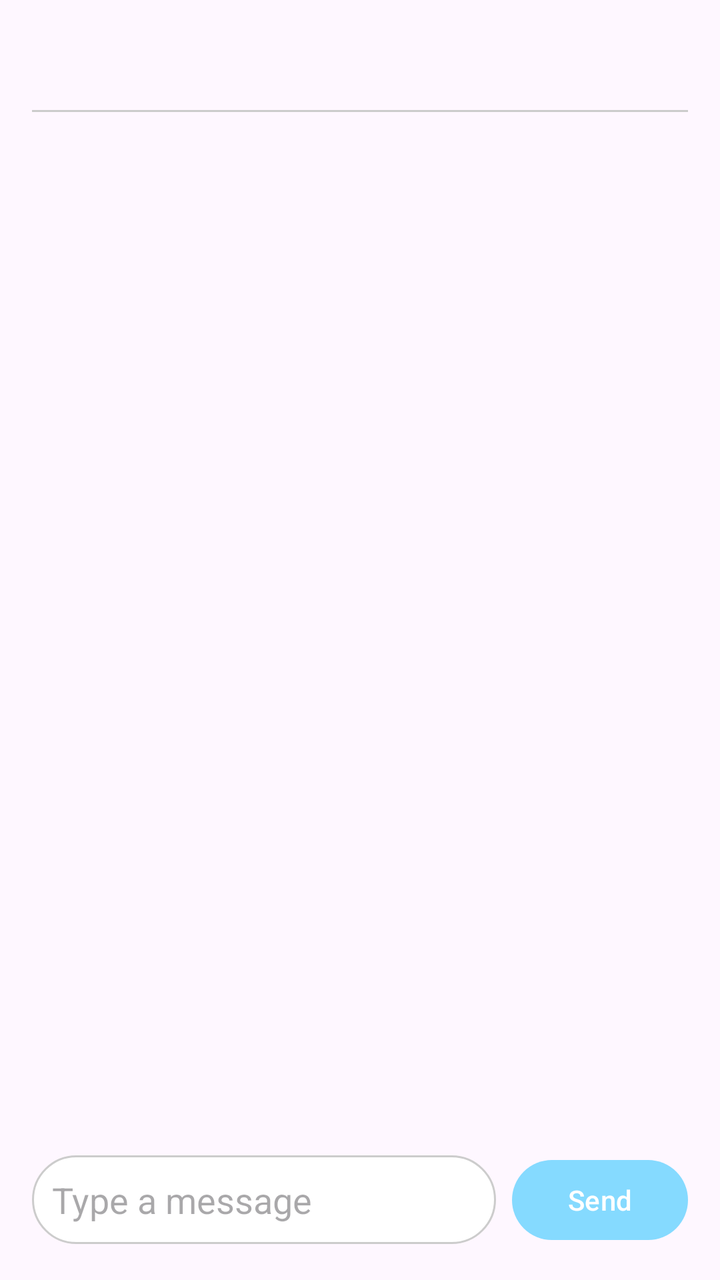
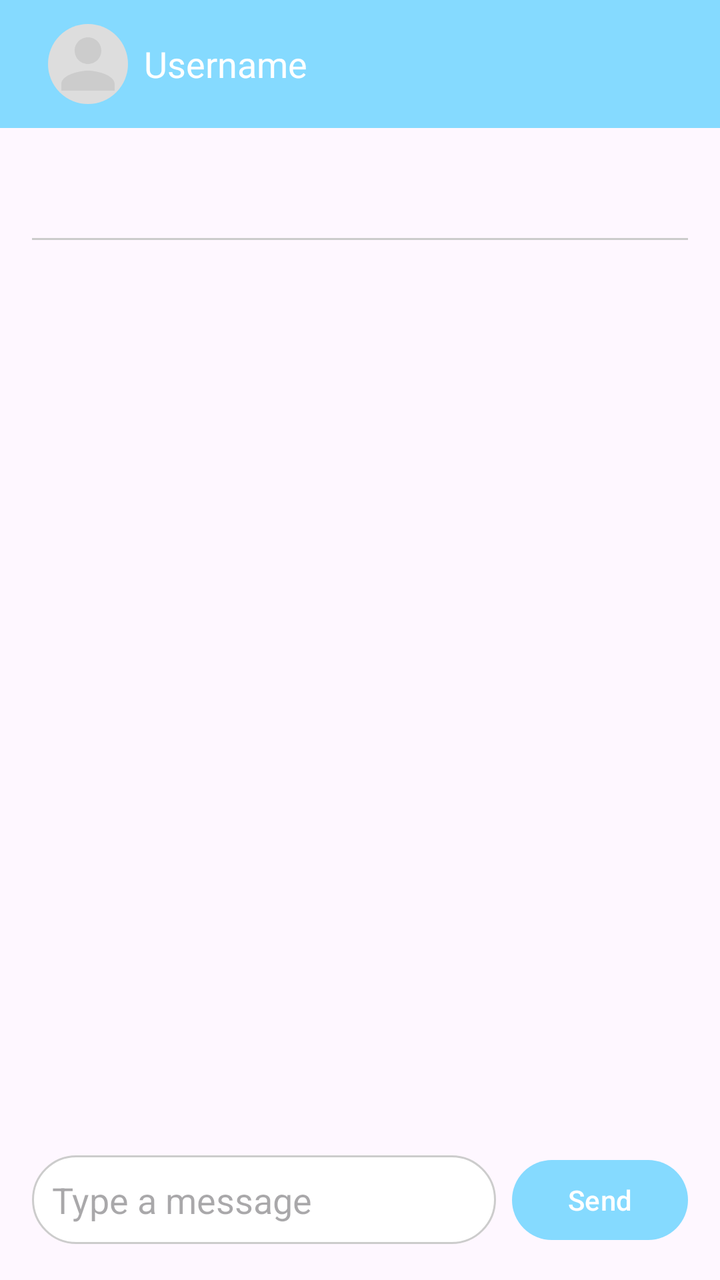

Compare the two renders of this Android layout. The source of the first and the diff that turns it into the second are given below.
<!-- AndroidManifest.xml: application theme Theme.IG_Connect -->
<!-- res/layout/activity_chat.xml -->
<?xml version="1.0" encoding="utf-8"?>
<LinearLayout
    xmlns:android="http://schemas.android.com/apk/res/android"
    android:orientation="vertical"
    android:padding="16dp"
    android:layout_width="match_parent"
    android:layout_height="match_parent">

    
    <TextView
        android:id="@+id/textViewUserName"
        android:textSize="20sp"
        android:textStyle="bold"
        android:layout_width="wrap_content"
        android:layout_height="wrap_content"/>

    
    <View
        android:layout_width="match_parent"
        android:layout_height="1dp"
        android:background="#CCCCCC"
        android:layout_marginTop="12dp"
        android:layout_marginBottom="12dp"/>

    
    <androidx.recyclerview.widget.RecyclerView
        android:id="@+id/recyclerViewMessages"
        android:layout_width="match_parent"
        android:layout_height="0dp"
        android:layout_weight="1"/>

    
    <LinearLayout
        android:layout_width="match_parent"
        android:layout_height="wrap_content"
        android:orientation="horizontal"
        android:paddingTop="8dp"
        android:gravity="center_vertical">

        <EditText
            android:id="@+id/editTextMessage"
            android:layout_width="0dp"
            android:layout_height="wrap_content"
            android:layout_weight="1"
            android:hint="Type a message"
            android:background="@drawable/edittext_background"
            android:padding="10dp"/>

        <Button
            android:id="@+id/buttonSend"
            android:layout_width="wrap_content"
            android:layout_height="wrap_content"
            android:text="Send"
            android:layout_marginStart="8dp"/>
    </LinearLayout>

</LinearLayout>
<!-- resources referenced by this layout -->
<resources>
  <!-- drawable edittext_background (drawable) -->
  <?xml version="1.0" encoding="utf-8"?>
  <shape xmlns:android="http://schemas.android.com/apk/res/android"
      android:shape="rectangle">
      <solid android:color="#FFFFFF" />
      <corners android:radius="24dp"/>
      <stroke android:width="1dp" android:color="#CCCCCC"/>
  </shape>
  <style name="Theme.IG_Connect" parent="Base.Theme.IG_Connect" />
  <style name="Base.Theme.IG_Connect" parent="Theme.Material3.DayNight.NoActionBar">
          
           <item name="colorPrimary">@color/blue</item>
          <item name="colorPrimaryVariant">@color/blue</item>
          <item name="android:statusBarColor">@color/blue</item>
      </style>
  <color name="blue">#85DAFF</color>
</resources>

<!-- the commit's change to res/layout/activity_chat.xml (unified diff, before → after) -->
@@ -1,57 +1,103 @@
 <?xml version="1.0" encoding="utf-8"?>
 <LinearLayout
     xmlns:android="http://schemas.android.com/apk/res/android"
+    xmlns:app="http://schemas.android.com/apk/res-auto"
     android:orientation="vertical"
-    android:padding="16dp"
     android:layout_width="match_parent"
     android:layout_height="match_parent">
 
-    
-    <TextView
-        android:id="@+id/textViewUserName"
-        android:textSize="20sp"
-        android:textStyle="bold"
-        android:layout_width="wrap_content"
-        android:layout_height="wrap_content"/>
+    <androidx.appcompat.widget.Toolbar
+        android:id="@+id/toolbar"
+        android:layout_width="match_parent"
+        android:layout_height="?attr/actionBarSize"
+        android:background="?attr/colorPrimary"
+        app:title=""
+        app:popupTheme="@style/ThemeOverlay.AppCompat.Light">
 
-    
-    <View
-        android:layout_width="match_parent"
-        android:layout_height="1dp"
-        android:background="#CCCCCC"
-        android:layout_marginTop="12dp"
-        android:layout_marginBottom="12dp"/>
+        <LinearLayout
+            android:layout_width="wrap_content"
+            android:layout_height="match_parent"
+            android:orientation="horizontal"
+            android:gravity="center_vertical">
 
-    
-    <androidx.recyclerview.widget.RecyclerView
-        android:id="@+id/recyclerViewMessages"
-        android:layout_width="match_parent"
-        android:layout_height="0dp"
-        android:layout_weight="1"/>
+            <ImageView
+                android:id="@+id/toolbarProfileImage"
+                android:layout_width="40dp"
+                android:layout_height="40dp"
+                android:layout_marginStart="8dp"
+                android:src="@drawable/ic_profile_placeholder"
+                android:scaleType="centerCrop"
+                android:background="@drawable/circle_background"/>
+
+            <TextView
+                android:id="@+id/toolbarName"
+                android:layout_width="wrap_content"
+                android:layout_height="wrap_content"
+                android:text="Username"
+                android:textColor="@android:color/white"
+                android:textSize="18sp"
+                android:layout_marginStart="8dp"
+                android:ellipsize="end"
+                android:maxLines="1"/>
+        </LinearLayout>
+
+    </androidx.appcompat.widget.Toolbar>
 
     
     <LinearLayout
+        android:orientation="vertical"
+        android:padding="16dp"
         android:layout_width="match_parent"
-        android:layout_height="wrap_content"
-        android:orientation="horizontal"
-        android:paddingTop="8dp"
-        android:gravity="center_vertical">
+        android:layout_height="match_parent">
 
-        <EditText
-            android:id="@+id/editTextMessage"
-            android:layout_width="0dp"
+        
+        <TextView
+            android:id="@+id/textViewUserName"
+            android:textSize="20sp"
+            android:textStyle="bold"
+            android:layout_width="wrap_content"
+            android:layout_height="wrap_content"/>
+
+        
+        <View
+            android:layout_width="match_parent"
+            android:layout_height="1dp"
+            android:background="#CCCCCC"
+            android:layout_marginTop="12dp"
+            android:layout_marginBottom="12dp"/>
+
+        
+        <androidx.recyclerview.widget.RecyclerView
+            android:id="@+id/recyclerViewMessages"
+            android:layout_width="match_parent"
+            android:layout_height="0dp"
+            android:layout_weight="1"/>
+
+        
+        <LinearLayout
+            android:layout_width="match_parent"
             android:layout_height="wrap_content"
-            android:layout_weight="1"
-            android:hint="Type a message"
-            android:background="@drawable/edittext_background"
-            android:padding="10dp"/>
+            android:orientation="horizontal"
+            android:paddingTop="8dp"
+            android:gravity="center_vertical">
 
-        <Button
-            android:id="@+id/buttonSend"
-            android:layout_width="wrap_content"
-            android:layout_height="wrap_content"
-            android:text="Send"
-            android:layout_marginStart="8dp"/>
+            <EditText
+                android:id="@+id/editTextMessage"
+                android:layout_width="0dp"
+                android:layout_height="wrap_content"
+                android:layout_weight="1"
+                android:hint="Type a message"
+                android:background="@drawable/edittext_background"
+                android:padding="10dp"/>
+
+            <Button
+                android:id="@+id/buttonSend"
+                android:layout_width="wrap_content"
+                android:layout_height="wrap_content"
+                android:text="Send"
+                android:layout_marginStart="8dp"/>
+        </LinearLayout>
+
     </LinearLayout>
 
 </LinearLayout>
<!-- resource entries referenced after the edit -->
@@ -1,5 +1,10 @@
 <!-- resources referenced by this layout -->
 <resources>
+  <!-- drawable circle_background (drawable) -->
+  <shape xmlns:android="http://schemas.android.com/apk/res/android"
+      android:shape="oval">
+      <solid android:color="#DDDDDD"/>
+  </shape>
   <!-- drawable edittext_background (drawable) -->
   <?xml version="1.0" encoding="utf-8"?>
   <shape xmlns:android="http://schemas.android.com/apk/res/android"
@@ -8,6 +13,16 @@
       <corners android:radius="24dp"/>
       <stroke android:width="1dp" android:color="#CCCCCC"/>
   </shape>
+  <!-- drawable ic_profile_placeholder (drawable) -->
+  <vector xmlns:android="http://schemas.android.com/apk/res/android"
+      android:width="24dp"
+      android:height="24dp"
+      android:viewportWidth="24"
+      android:viewportHeight="24">
+      <path
+          android:fillColor="#CCCCCC"
+          android:pathData="M12,12c2.21,0 4,-1.79 4,-4s-1.79,-4 -4,-4 -4,1.79 -4,4 1.79,4 4,4zm0,2c-2.67,0 -8,1.34 -8,4v2h16v-2c0,-2.66 -5.33,-4 -8,-4z" />
+  </vector>
   <style name="Theme.IG_Connect" parent="Base.Theme.IG_Connect" />
   <style name="Base.Theme.IG_Connect" parent="Theme.Material3.DayNight.NoActionBar">
           
